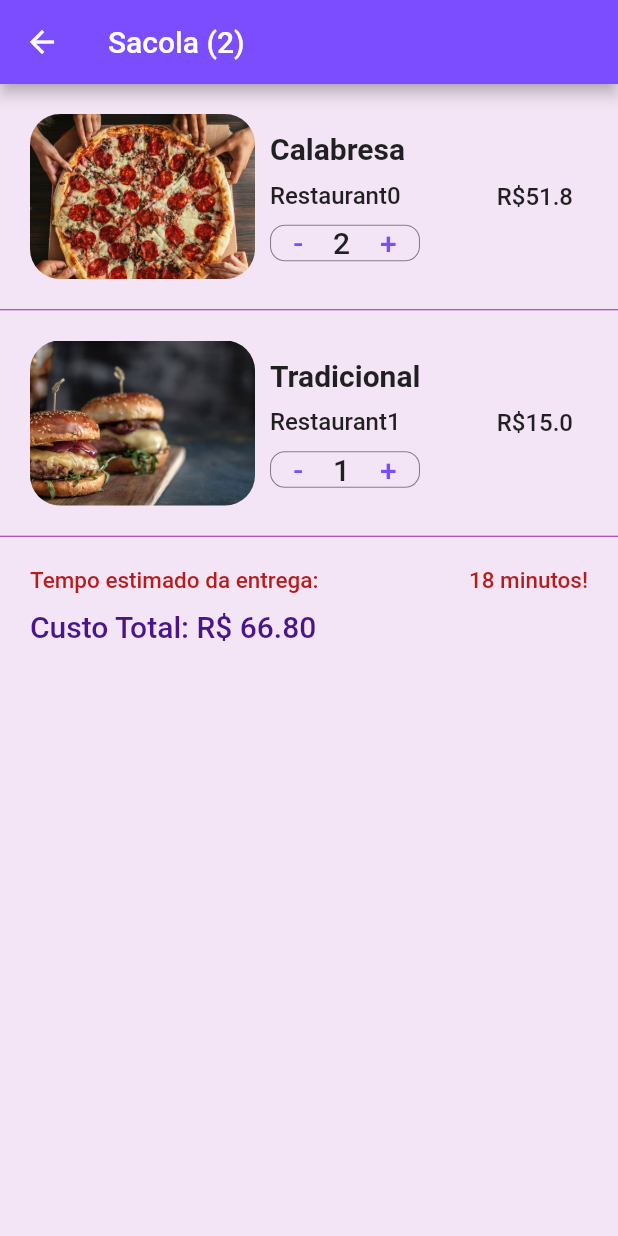
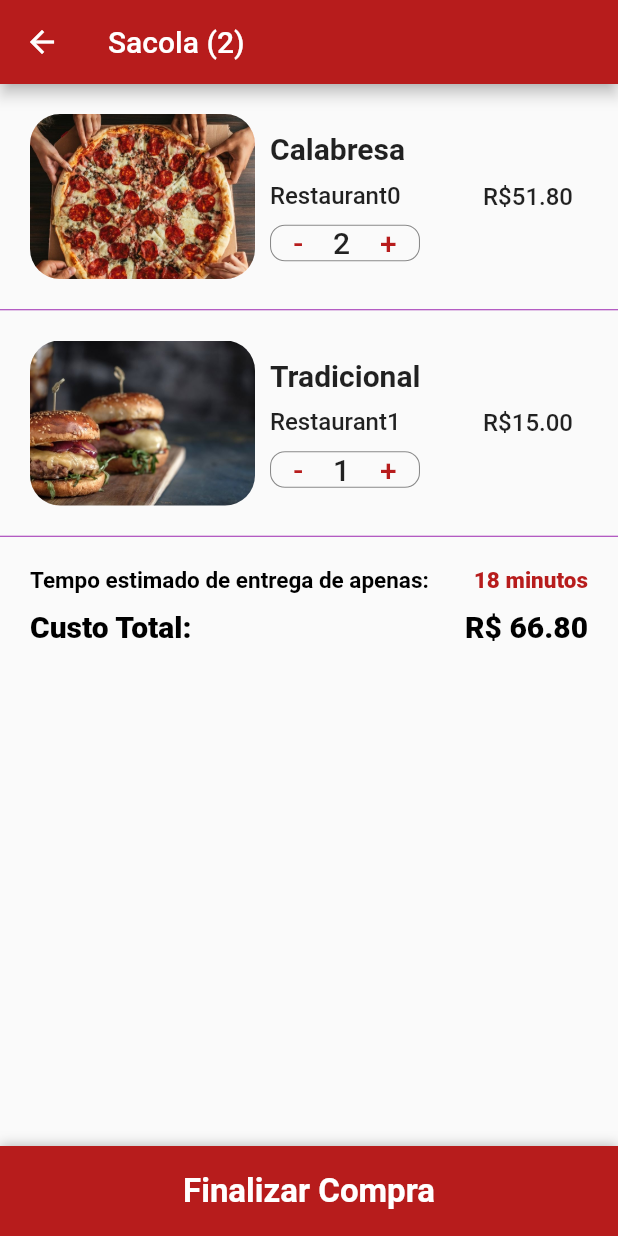
Before and after one commit to Spanholo/Vinicius_Paolo_Ramon_ESII, a Flutter app: the screen it shows after launch, after a tap on an icon or button, on a phone screen of 412 x 824 dp. Run offline on Flutter 3.47's test engine with Material 2 defaults, Android fonts, the phone set to English and light mode, and no system bars.

Commit message:
Update 3 10/03/2021 Layout da sacola 80%

```diff
--- a/lib/data/data.dart
+++ b/lib/data/data.dart
@@ -1,5 +1,3 @@
-
-
 import 'package:delivery/models/food.dart';
 import 'package:delivery/models/order.dart';
 import 'package:delivery/models/restaurant.dart';
@@ -12,35 +10,29 @@ final _pizza2 = Food('assets/images/italiana.jpg', 'Italiana', 30.89);
 final _hamburguer0 = Food('assets/images/bacon.jpg', 'Bacon', 25.00);
 final _hamburguer1 = Food('assets/images/bomba.jpg', 'Bomba', 35.00);
 final _hamburguer2 = Food('assets/images/duplo.jpg', 'Duplo', 30.00);
-final _hamburguer3 = Food('assets/images/tradicional.jpg', 'Tradicional', 15.00);
+final _hamburguer3 =
+    Food('assets/images/tradicional.jpg', 'Tradicional', 15.00);
 
 //Restaurante
 
+final _restaurant0 = Restaurant('assets/images/restaurant0.jpg', 'Restaurant0',
+    'Avenida Julio Mailhos, 1220', 4, [_pizza0, _pizza1, _pizza2]);
 
+final _restaurant1 = Restaurant(
+    'assets/images/restaurant0.jpg',
+    'Restaurant1',
+    'Avenida Julio Mailhos, 1220',
+    4,
+    [_hamburguer0, _hamburguer1, _hamburguer2, _hamburguer3]);
 
-final _restaurant0 = Restaurant('assets/images/restaurant0.jpg', 'Restaurant0', 'Avenida Julio Mailhos, 1220', 4,
-[_pizza0, _pizza1, _pizza2]);
-
-final _restaurant1 = Restaurant('assets/images/restaurant0.jpg', 'Restaurant1', 'Avenida Julio Mailhos, 1220', 4,
-[_hamburguer0, _hamburguer1, _hamburguer2, _hamburguer3]);
-
-final List<Restaurant> restaurants = [
-  _restaurant0,
-  _restaurant1
-];
+final List<Restaurant> restaurants = [_restaurant0, _restaurant1];
 
 //User
 
 final currentUser = User('Vinicius Spanholo', [
-
   Order(_restaurant0, _pizza1, '25, Mar 2021', 1),
   Order(_restaurant1, _hamburguer2, '25, Mar 2021', 4),
-
-  ],
-
-  [
-
-    Order(_restaurant0, _pizza0, '25, Mar 2021', 2),
+], [
+  Order(_restaurant0, _pizza0, '25, Mar 2021', 2),
   Order(_restaurant1, _hamburguer3, '25, Mar 2021', 1),
-
-  ]);
+]);
--- a/lib/main.dart
+++ b/lib/main.dart
@@ -12,8 +12,8 @@ class MyApp extends StatelessWidget {
     return MaterialApp(
       title: 'Delivery NOME DO APP',
       theme: ThemeData(
-      scaffoldBackgroundColor: Colors.purple[50],
-      primaryColor: Colors.deepPurpleAccent,
+      scaffoldBackgroundColor: Colors.red[20],
+      primaryColor: Colors.red[900],
       ),
       home: HomeScreen(),
     );
--- a/lib/screens/cart_screen.dart
+++ b/lib/screens/cart_screen.dart
@@ -107,7 +107,7 @@ class _CartScreenState extends State<CartScreen> {
           Container(
             margin: EdgeInsets.all(10.0),
             child: Text(
-              'R\$${order.quantity * order.food.price}',
+              'R\$${(order.quantity * order.food.price).toStringAsFixed(2)}',
               style: TextStyle(
                 fontSize: 16.0,
                 fontWeight: FontWeight.w500,
@@ -144,18 +144,18 @@ class _CartScreenState extends State<CartScreen> {
                     mainAxisAlignment: MainAxisAlignment.spaceBetween,
                     children: <Widget>[
                       Text(
-                        'Tempo estimado da entrega:',
+                        'Tempo estimado de entrega de apenas:',
                         style: TextStyle(
                           fontSize: 15.0,
-                          fontWeight: FontWeight.w500,
-                          color: Colors.red[900],
+                          fontWeight: FontWeight.w700,
+                          color: Colors.black,
                         ),
                       ),
                        Text(
-                        '18 minutos!',
+                        '18 minutos',
                         style: TextStyle(
                           fontSize: 15.0,
-                          fontWeight: FontWeight.w500,
+                          fontWeight: FontWeight.w800,
                           color: Colors.red[900],
                         ),
                       ),
@@ -163,27 +163,27 @@ class _CartScreenState extends State<CartScreen> {
                   ),
                   SizedBox(height: 10.0),
                   Row(
+                    mainAxisAlignment: MainAxisAlignment.spaceBetween,
                     children: <Widget>[
                       Text(
                       'Custo Total: ',
                       style: TextStyle(
                           fontSize: 20.0,
-                          fontWeight: FontWeight.w500,
-                          color: Colors.purple[900],
+                          fontWeight: FontWeight.w800,
+                          color: Colors.black,
                         ),
                     ),
                     Text(
                       'R\$ ${totalPrice.toStringAsFixed(2)}',
                       style: TextStyle(
-                          color: Colors.purple[900],
+                          color: Colors.black,
                           fontSize: 20.0,
-                          fontWeight: FontWeight.w500,
+                          fontWeight: FontWeight.w900,
                         ),
-                    )
-
-
+                    ),
                     ],
-                  )
+                  ),
+                  SizedBox(height: 80.0)
 
                 ],
               ),
@@ -195,7 +195,35 @@ class _CartScreenState extends State<CartScreen> {
               color: Colors.purple,
             );
           },
-          itemCount: currentUser.cart.length +1),
+          itemCount: currentUser.cart.length +1
+          ),
+          bottomSheet: Container(
+            height: 60.0,
+            width: MediaQuery.of(context).size.width,
+            decoration: BoxDecoration(
+              color: Theme.of(context).primaryColor,
+              boxShadow:[
+                BoxShadow(
+                  color: Colors.black26,
+                  offset:Offset(0, -1),
+                  blurRadius: 6.0,
+                )
+              ]
+            ),
+            child: Center(
+              child: TextButton(
+                onLongPress: () {},
+                child: Text(
+                  'Finalizar Compra',
+                  style: TextStyle(
+                    fontSize: 22.0,
+                    color:  Colors.white,
+                    fontWeight: FontWeight.w600,
+                  ),
+                ),
+              )
+            ),
+          ),
     );
   }
 }
```
